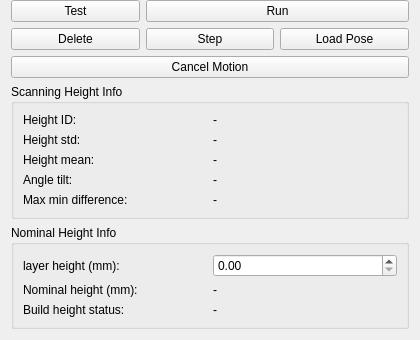
This is src/scanning_application/scanning_robviz/resources/path_robviz.ui in Davidlequnchen/MultiSensorFusion-ROS-AM-Monitoring as Qt 5 draws it before an edit; both pictures show x 0 to 420 and y 533 to 873 of the 420 by 873 pixel window. The edited form follows.
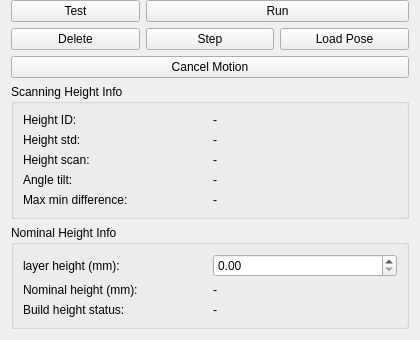
This is the edited form. Icons and pictures are not drawn.

Commit message: Update code (successful software demo for height monitoring)

Diff of the .ui file:
```diff
--- a/src/scanning_application/scanning_robviz/resources/path_robviz.ui
+++ b/src/scanning_application/scanning_robviz/resources/path_robviz.ui
@@ -180,7 +180,7 @@
         <item>
          <widget class="QLabel" name="label_mean">
           <property name="text">
-           <string>Height mean:</string>
+           <string>Height scan:</string>
           </property>
          </widget>
         </item>
```
The commit also changes 75 other files.
